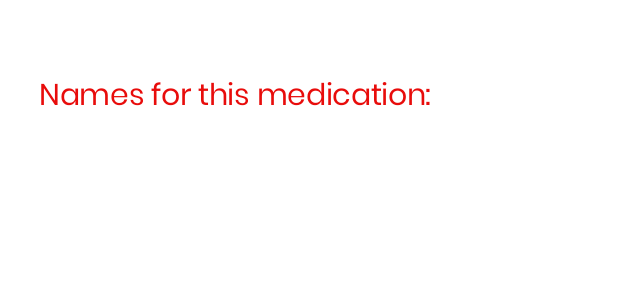
After one commit to kprose07/MEDISCAN, an Android app: the layout fragment_results.xml on its own in the app's theme, with its tools: preview values and no code run, on a phone screen of 412 x 824 dp. The commit adds this screen. Shown: the top 300 px of the screen. Run offline under Robolectric (Android 15) with nearby library versions, the phone set to English and light mode, and no system bars.

```diff
--- /dev/null
+++ b/app/src/main/java/com/example/mediscan/Fragments/FragmentResults.kt
@@ -0,0 +1,26 @@
+package com.example.mediscan.Fragments
+
+import android.os.Bundle
+import android.view.LayoutInflater
+import android.view.View
+import android.view.ViewGroup
+import android.widget.Toast
+import androidx.fragment.app.Fragment
+import com.example.mediscan.R
+
+import kotlinx.android.synthetic.main.fragment_home.*
+
+class ResultsFragment : Fragment() {
+
+    override fun onCreateView(
+        inflater: LayoutInflater,
+        container: ViewGroup?,
+        savedInstanceState: Bundle?
+    ): View? = inflater.inflate(R.layout.fragment_results, container,false)
+
+    override fun onViewCreated(view: View, savedInstanceState: Bundle?) {
+        super.onViewCreated(view, savedInstanceState)
+
+    }
+
+}
--- /dev/null
+++ b/app/src/main/res/layout/fragment_results.xml
@@ -0,0 +1,32 @@
+<?xml version="1.0" encoding="utf-8"?>
+<ScrollView xmlns:android="http://schemas.android.com/apk/res/android"
+    xmlns:app="http://schemas.android.com/apk/res-auto"
+    xmlns:tools="http://schemas.android.com/tools"
+    android:layout_width="match_parent"
+    android:layout_height="match_parent"
+    android:background="#FFFFFF">
+
+    <RelativeLayout
+        android:layout_width="match_parent"
+        android:layout_height="wrap_content">
+
+        <!-- Let’s find your Medical Sheet Inquiry -->
+        <TextView
+            android:id="@+id/names_for_t"
+            android:layout_width="302dp"
+            android:layout_height="35dp"
+            android:layout_alignParentStart="true"
+            android:layout_alignParentTop="true"
+            android:layout_marginStart="26dp"
+            android:layout_marginTop="53dp"
+            android:fontFamily="@font/poppins"
+            android:gravity="top"
+            android:lineSpacingExtra="10sp"
+            android:text="@string/names_for_t"
+            android:textAppearance="@style/names_for_t"
+            android:translationY="-5sp" />
+
+
+
+    </RelativeLayout>
+</ScrollView>
--- a/app/src/main/res/values/strings.xml
+++ b/app/src/main/res/values/strings.xml
@@ -15,7 +15,7 @@
     <string name="baqsimi">Baqsimi</string>
     <string name="baricitinib">Baricitinib</string>
     <string name="basaglar">Basaglar</string>
-    <string name="bebtelovimab">Bebtelovimab</string>
+    <string name="bebtelovimab">Bebtelovim...</string>
     <string name="cyramza">Cyramza</string>
     <string name="emgality">Emgality</string>
     <string name="erbitux">Erbitux</string>
@@ -56,4 +56,6 @@
     <string name="zyprexa">Zyprexa Relprevv</string>
     <string name="lily_medication">Lily Medication</string>
 
+    <!--Results -->
+    <string name="names_for_t">Names for this medication:</string>
 </resources>
--- a/app/src/main/res/values/styles.xml
+++ b/app/src/main/res/values/styles.xml
@@ -98,5 +98,20 @@
     </item>
 
 </style>
+    <style name="names_for_t">
+
+        <item name="android:textSize">
+            20sp
+        </item>
+
+        <item name="android:letterSpacing">
+            -0.01
+        </item>
+
+        <item name="android:textColor">
+            #E80C0B
+        </item>
+
+    </style>
 
 </resources>
```
